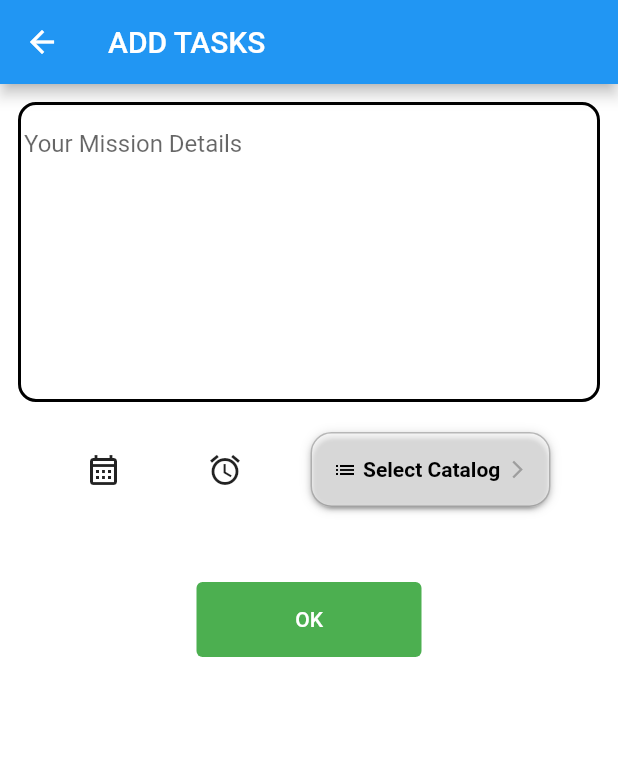
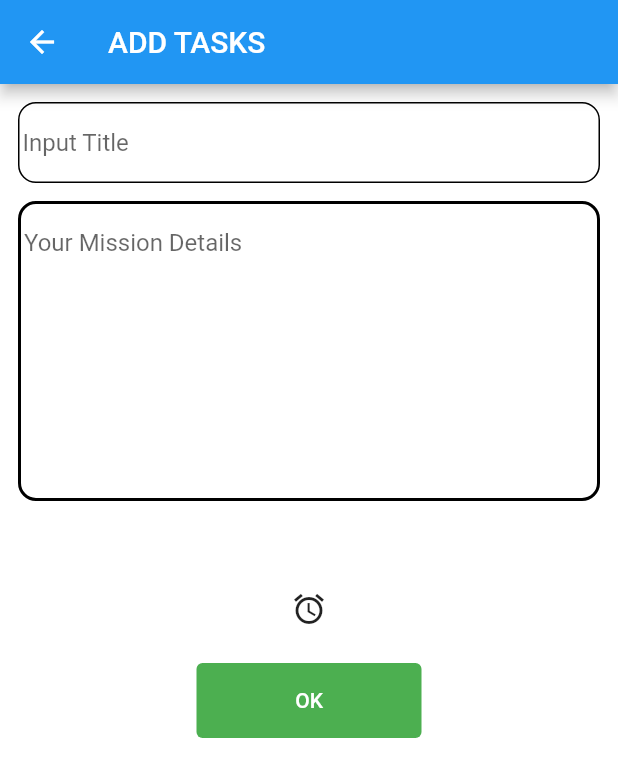
Before and after one commit to NguyenTKhoi/Flutter, a Flutter app: the screen it shows after launch, after a tap on the "add" icon, on a phone screen of 412 x 824 dp. Shown: the top 777 px of the screen. Run offline on Flutter 3.47's test engine with Material 2 defaults, Android fonts, the phone set to English and light mode, and no system bars; drawn by our look-alikes of dropdown_button2; our stand-ins replace sqflite; accounts and stored records are empty.

Commit message:
I have made big changes, redo the project to simplify.

```diff
--- a/lib/addTasks.dart
+++ b/lib/addTasks.dart
@@ -1,12 +1,12 @@
-import 'package:dropdown_button2/src/dropdown_button2.dart';
+// import 'dart:ffi';
+//
+// import 'package:dropdown_button2/src/dropdown_button2.dart';
 import 'package:flutter/material.dart';
 import 'package:intl/intl.dart';
 
 import 'database/sqlite_database.dart';
 
 class addtasks extends StatefulWidget {
-  addtasks({required this.items});
-  final List<String> items;
   @override
   _addtaskseState createState() => _addtaskseState();
 }
@@ -15,7 +15,9 @@ class _addtaskseState extends State<addtasks> {
   DateTime selectedDate = DateTime.now();
   TimeOfDay selectedTime = TimeOfDay.now();
   TextEditingController buttonController = TextEditingController();
-
+  String Timeline='';
+  TextEditingController Title = TextEditingController();
+  TextEditingController Detail = TextEditingController();
   Future<void> _selectDate(BuildContext context) async {
     final DateTime? picked = await showDatePicker(
         context: context,
@@ -35,8 +37,17 @@ class _addtaskseState extends State<addtasks> {
     if (picked != null && picked != selectedTime) {
       setState(() {
         selectedTime = picked;
+        Timeline = _formatTime(selectedTime);
       });
     }
+  }
+
+  String _formatTime(TimeOfDay timeOfDay) {
+    final hour = timeOfDay.hourOfPeriod;
+    final minute = timeOfDay.minute.toString().padLeft(2, '0');
+    final period = timeOfDay.period == DayPeriod.am ? 'AM' : 'PM';
+
+    return '$hour:$minute $period';
   }
 
   // late String selectedItem = '';
@@ -49,7 +60,7 @@ class _addtaskseState extends State<addtasks> {
     super.initState();
     this._sqliteService= SqliteService();
 
-    items = widget.items;
+    // items = widget.items;
     buttonController.text = DateFormat('yyyy-MM-dd').format(selectedDate);
   }
 
@@ -67,6 +78,21 @@ class _addtaskseState extends State<addtasks> {
             Container(
               padding: EdgeInsets.all(2),
               decoration: BoxDecoration(
+                border: Border.all(color: Colors.black, width: 1),
+                borderRadius: BorderRadius.circular(12),
+              ),
+              child: TextField(keyboardType: TextInputType.multiline,
+                maxLines: null,
+            controller: Title,
+            decoration: InputDecoration(
+              hintText: 'Input Title',
+              enabledBorder: InputBorder.none,
+              focusedBorder: InputBorder.none,
+            ),),),
+            SizedBox(height: 12,),
+            Container(
+              padding: EdgeInsets.all(2),
+              decoration: BoxDecoration(
                 border: Border.all(color: Colors.black, width: 2),
                 borderRadius: BorderRadius.circular(12),
               ),
@@ -75,6 +101,7 @@ class _addtaskseState extends State<addtasks> {
               child: TextField(
                 keyboardType: TextInputType.multiline,
                 maxLines: null,
+                controller: Detail,
                 decoration: InputDecoration(
                   hintText: 'Your Mission Details',
                   enabledBorder: InputBorder.none,
@@ -82,119 +109,33 @@ class _addtaskseState extends State<addtasks> {
                 ),
               ),
             ),
+            SizedBox(height: 12,),
+            Text(Timeline),
             SizedBox(height: 20),
-
             Row(
               mainAxisAlignment: MainAxisAlignment.spaceEvenly,
               children: [
                 IconButton(
                     onPressed: () {
-                      _selectDate(context);
-                    },
-                    icon: Icon(Icons.calendar_month_outlined)),
-                IconButton(
-                    onPressed: () {
                       _selectTime(context);
                     },
                     icon: Icon(Icons.access_alarm)),
-                DropdownButtonHideUnderline(
-                  child: DropdownButton2(
-                    isExpanded: true,
-                    hint: Row(
-                      children: [
-                        Icon(
-                          Icons.list,
-                          size: 16,
-                          color: Colors.black,
-                        ),
-                        SizedBox(
-                          width: 4,
-                        ),
-                        Expanded(
-                          child: Text(
-                            'Select Catalog',
-                            style: TextStyle(
-                              fontSize: 14,
-                              fontWeight: FontWeight.bold,
-                              color: Colors.black,
-                            ),
-                            overflow: TextOverflow.ellipsis,
-                          ),
-                        ),
-                      ],
-                    ),
-                    items: items
-                        .map((item) => DropdownMenuItem<String>(
-                              value: item,
-                              child: Text(
-                                item,
-                                style: const TextStyle(
-                                  fontSize: 14,
-                                  fontWeight: FontWeight.bold,
-                                  color: Colors.black,
-                                ),
-                                overflow: TextOverflow.ellipsis,
-                              ),
-                            ))
-                        .toList(),
-                    value: selectedValue,
-                    onChanged: (value) {
-                      setState(() {
-                        selectedValue = value as String;
-                      });
-                    },
-                    buttonStyleData: ButtonStyleData(
-                      height: 50,
-                      width: 160,
-                      padding: const EdgeInsets.only(left: 14, right: 14),
-                      decoration: BoxDecoration(
-                        borderRadius: BorderRadius.circular(14),
-                        border: Border.all(
-                          color: Colors.black26,
-                        ),
-                        color: Colors.white60,
-                      ),
-                      elevation: 2,
-                    ),
-                    iconStyleData: const IconStyleData(
-                      icon: Icon(
-                        Icons.arrow_forward_ios_outlined,
-                      ),
-                      iconSize: 14,
-                      iconEnabledColor: Colors.black,
-                      iconDisabledColor: Colors.grey,
-                    ),
-                    dropdownStyleData: DropdownStyleData(
-                      maxHeight: 200,
-                      width: 200,
-                      padding: null,
-                      decoration: BoxDecoration(
-                        borderRadius: BorderRadius.circular(14),
-                      ),
-                      elevation: 8,
-                      offset: const Offset(-20, 0),
-                      scrollbarTheme: ScrollbarThemeData(
-                        radius: const Radius.circular(40),
-                        thickness: MaterialStateProperty.all<double>(6),
-                        thumbVisibility: MaterialStateProperty.all<bool>(true),
-                      ),
-                    ),
-                    menuItemStyleData: const MenuItemStyleData(
-                      height: 40,
-                      padding: EdgeInsets.only(left: 14, right: 14),
-                    ),
-                  ),
-                ),
+
               ],
             ),
             SizedBox(
-              height: 50,
+              height: 12,
             ),
             Container(
               height: 50,
               width: 150,
               child: TextButton(
-                onPressed: () {},
+                onPressed: () {
+                  String _title = Title.text;
+                  String _detail = Detail.text;
+                  infor information = new infor(_title,_detail,selectedTime);
+                  Navigator.of(context).pop(information);
+                },
                 child: Text(
                   'OK',
                   style: TextStyle(color: Colors.white),
@@ -212,3 +153,9 @@ class _addtaskseState extends State<addtasks> {
     );
   }
 }
+class infor{
+  final String Title;
+  final String Detail;
+  final TimeOfDay Time;
+  infor(this.Title, this.Detail, this.Time);
+}
--- a/lib/database/sqlite_database.dart
+++ b/lib/database/sqlite_database.dart
@@ -1,5 +1,7 @@
 import 'package:sqflite/sqflite.dart';
 import 'package:path/path.dart';
+
+
 
 class SqliteService {
   Future<Database> initializeDB() async {
@@ -9,28 +11,18 @@ class SqliteService {
       join(path, 'database.db'),
       onCreate: (database, version) async {
         await database.execute('''
-       CREATE TABLE CATALOG (
-          idCatalog INTEGER PRIMARY KEY,
-          Name_Catalog TEXT
+       CREATE TABLE IF NOT EXISTS Task (
+          idTask INTEGER PRIMARY KEY AUTOINCREMENT,
+          Name_Task TEXT
         )
       ''');
 
         await database.execute('''
-        CREATE TABLE TASK (
-          idTask INTEGER PRIMARY KEY AUTOINCREMENT,
-          idCatalog INTEGER,
-          FOREIGN KEY (idCatalog) REFERENCES CATALOG(idCatalog)
-        )
-      ''');
-
-        await database.execute('''
-        CREATE TABLE DetailTask (
+        CREATE TABLE Information (
           idTask INTEGER,
-          FOREIGN KEY (idTask) REFERENCES TASK(idTask),
-          Detail TEXT,
-          Day TEXT,
-          Start_Time TEXT,
-          End_Time TEXT
+          detail TEXT,
+          time_start TEXT,
+          FOREIGN KEY (idTask) REFERENCES Task(idTask)
         )
       ''');
       },
@@ -38,102 +30,54 @@ class SqliteService {
     );
   }
 
-  Future<int> createCatalog(CATALOG catalog) async {
-    int result = 0;
-    final Database db = await initializeDB();
-    final id = await db.insert('CATALOG', catalog.toMap(),
-        conflictAlgorithm: ConflictAlgorithm.replace);
-    print(id);
-    return id;
+  Future<void> createTask(Task task) async {
+    final database = await initializeDB();
+    await database.insert('Task', task.toMap());
+    print(task);
   }
 
-  Future<List<Map<String, dynamic>>> getCatalogData() async {
-    final Database db = await initializeDB();
+  Future<List<String>> getAllTaskNames() async {
+    final database = await initializeDB();
+    final List<Map<String, dynamic>> taskData =
+    await database.query('Task', columns: ['Name_Task']);
 
-    // Execute a query to fetch all data from the CATALOG table
-    final List<Map<String, dynamic>> catalogData = await db.query('CATALOG');
-    print(catalogData);
-    return catalogData;
+    final List<String> taskNames =
+    taskData.map((row) => row['Name_Task'] as String).toList();
+    print(taskNames);
+    return taskNames;
   }
 
-  Future<int> deleteAllCatalogData() async {
-    final Database db = await initializeDB();
 
-    // Delete all rows from the CATALOG table
-    final int rowsAffected = await db.delete('CATALOG');
-
-    return rowsAffected;
-  }
-
-  Future<List<String>> getCatalogNames() async {
-    final Database db = await initializeDB();
-
-    // Execute a query to fetch the Name_Catalog column from the CATALOG table
-    final List<Map<String, dynamic>> catalogData =
-        await db.query('CATALOG', columns: ['Name_Catalog']);
-
-    // Extract the Name_Catalog values from the query results
-    final List<String> catalogNames =
-        catalogData.map((row) => row['Name_Catalog'] as String).toList();
-    print(catalogNames);
-    return catalogNames;
-  }
-
-  Future<void> deleteItemByCatalogName(String catalogName) async {
-    final Database db = await initializeDB();
-
-    await db.delete(
-      'CATALOG',
-      where: 'Name_Catalog = ?',
-      whereArgs: [catalogName],
-    );
+  Future<void> deleteTask(String _name) async {
+    final database = await initializeDB();
+    await database.delete('Task', where: 'Name_Task = ?', whereArgs: [_name]);
   }
 }
 
-class CATALOG {
-  // final int idCatalog;
-  final String Name_Catalog;
-  CATALOG(this.Name_Catalog);
-  CATALOG.fromMap(Map<String, dynamic> item)
-      : Name_Catalog = item["Name_Catalog"];
-  Map<String, Object> toMap() {
-    return {"Name_Catalog": Name_Catalog};
+class Task {
+ final String nameTask;
+  Task(this.nameTask);
+
+  Task.fromMap(Map<String, dynamic> item)
+      :  nameTask = item["Name_Task"];
+
+  Map<String, dynamic> toMap() {
+    return {"Name_Task": nameTask};
   }
 }
 
-class TASK {
-  final int idTask;
-  final String idCatalog;
-  TASK(this.idTask, this.idCatalog);
-  TASK.fromMap(Map<String, dynamic> item)
-      : idTask = item["idTask"],
-        idCatalog = item["idCatalog"];
-  Map<String, Object> toMap() {
-    return {"idTask": idTask, "idCatalog": idCatalog};
+class Information {
+
+  final String detail;
+  final String timeStart;
+
+  Information( this.detail, this.timeStart);
+
+  Information.fromMap(Map<String, dynamic> item)
+      : detail = item["detail"],
+        timeStart = item["time_start"];
+
+  Map<String, dynamic> toMap() {
+    return {"detail": detail, "time_start": timeStart};
   }
 }
-
-class DETAIL_TASK {
-  final int idTask;
-  final String Detail_Task;
-  final String Day;
-  final String Start_Time;
-  final String End_Time;
-  DETAIL_TASK(
-      this.idTask, this.Detail_Task, this.Day, this.Start_Time, this.End_Time);
-  DETAIL_TASK.fromMap(Map<String, dynamic> item)
-      : idTask = item["idTask"],
-        Detail_Task = item["Detail_Task"],
-        Day = item["Day"],
-        Start_Time = item["Start_Time"],
-        End_Time = item["End_Time"];
-  Map<String, Object> toMap() {
-    return {
-      "idTask": idTask,
-      "Detail_Task": Detail_Task,
-      "Day": Day,
-      "Start_Time": Start_Time,
-      "End_Time": End_Time,
-    };
-  }
-}
--- a/lib/main.dart
+++ b/lib/main.dart
@@ -4,10 +4,9 @@ import 'package:todolist/addTasks.dart';
 import './Icons/flutter_icons.dart';
 import 'database/sqlite_database.dart';
 
-Future<void> main() async {
-  final _sqliteService = SqliteService();
+void main() {
+  runApp(const MyApp());
 
-  runApp(const MyApp());
 }
 
 class MyApp extends StatelessWidget {
@@ -37,14 +36,31 @@ class MyHomePage extends StatefulWidget {
 
 class _MyHomePageState extends State<MyHomePage> {
   SqliteService db = SqliteService();
-
   void deleteItem(int index) {
     setState(() {
       catalog.removeAt(index);
     });
   }
 
-  void showConfirmationDialog(BuildContext context, String title, String message, VoidCallback onConfirm,String name) {
+  @override
+  void initState() {
+    // TODO: implement initState
+    super.initState();
+    final _sqliteService = SqliteService();
+    _sqliteService.initializeDB();
+    initializeCatalog();
+  }
+
+  Future<void> initializeCatalog() async {
+    List<String> catalogData = (await db.getAllTaskNames()).cast<String>();
+    setState(() {
+      catalog = catalogData;
+    });
+
+  }
+
+  void showConfirmationDialog(BuildContext context, String title,
+      String message, VoidCallback onConfirm, String name) {
     showDialog(
       context: context,
       builder: (BuildContext context) {
@@ -58,7 +74,7 @@ class _MyHomePageState extends State<MyHomePage> {
             ),
             TextButton(
               onPressed: () {
-                db.deleteItemByCatalogName(name);
+                db.deleteTask(name);
                 onConfirm();
                 Navigator.of(context).pop();
               },
@@ -69,6 +85,7 @@ class _MyHomePageState extends State<MyHomePage> {
       },
     );
   }
+
   List<String> catalog = [];
 
   List<Widget> buildGridItems(BuildContext context) {
@@ -79,7 +96,7 @@ class _MyHomePageState extends State<MyHomePage> {
         Icons.ac_unit, // Replace with the desired icon
         catalog[i],
         'Detail for ${catalog[i]}', // Replace with the desired detail
-            () => deleteItem(i),
+        () => deleteItem(i),
       );
       gridItems.add(item);
     }
@@ -87,7 +104,13 @@ class _MyHomePageState extends State<MyHomePage> {
     return gridItems;
   }
 
-  Container buildItemCard(BuildContext context, IconData icon, String name, String detail , VoidCallback onDelete,) {
+  Container buildItemCard(
+    BuildContext context,
+    IconData icon,
+    String name,
+    String detail,
+    VoidCallback onDelete,
+  ) {
     return Container(
       width: 200,
       height: 200,
@@ -102,15 +125,15 @@ class _MyHomePageState extends State<MyHomePage> {
           );
         },
         onLongPress: () {
-          showConfirmationDialog(context, 'Delete Catalog', 'Do you want to delete this ${name}?', onDelete, name);
+          showConfirmationDialog(context, 'Delete Catalog',
+              'Do you want to delete this ${name}?', onDelete, name);
         },
         child: Card(
-          elevation: 20,
-          margin: EdgeInsets.all(10),
-          color: Colors.lightGreenAccent,
-          child: Center(
-            child:
-              Column(
+            elevation: 20,
+            margin: EdgeInsets.all(10),
+            color: Colors.lightGreenAccent,
+            child: Center(
+              child: Column(
                 mainAxisAlignment: MainAxisAlignment.start,
                 crossAxisAlignment: CrossAxisAlignment.center,
                 children: [
@@ -132,8 +155,7 @@ class _MyHomePageState extends State<MyHomePage> {
                   Text(detail),
                 ],
               ),
-          )
-        ),
+            )),
       ),
     );
   }
@@ -141,23 +163,21 @@ class _MyHomePageState extends State<MyHomePage> {
   @override
   Widget build(BuildContext context) {
     List<Widget> gridItems = buildGridItems(context);
-
+    infor inforTask = infor('', '', TimeOfDay.now());
     return Scaffold(
       appBar: AppBar(
         leading: IconButton(
           onPressed: () async {
-
-            catalog = await db.getCatalogNames() as List<String>;
             String Name =
                 await _showTextEntryDialog(context, catalog) as String;
             if (Name != '') {
               SqliteService db = SqliteService();
-              CATALOG ctlg = CATALOG(Name);
-              db.createCatalog(ctlg);
-              catalog = await db.getCatalogNames() as List<String>;
-              setState(() {
-              });
+              Task _task = Task(Name);
+              db.createTask(_task);
+              catalog = await db.getAllTaskNames() as List<String>;
+              setState(() {});
             }
+
           },
           icon: Icon(Icons.list),
         ),
@@ -169,11 +189,19 @@ class _MyHomePageState extends State<MyHomePage> {
       ),
       floatingActionButton: FloatingActionButton(
         onPressed: () async {
-          // String Name = await _showTextEntryDialog(context) as String;
-          // if (Name != '') {
-          //   _Reprint(Name);
-          // }
-          Navigator.of(context).push(_createRoute(catalog));
+          Navigator.push(context, _createRoute()).then((result) async {
+            if (result != null && result is infor) {
+              print(result.Title);
+              inforTask = result;
+                if (inforTask.Title != '') {
+                  SqliteService db = SqliteService();
+                  Task _task = Task(inforTask.Title);
+                  db.createTask(_task);
+                  catalog = await db.getAllTaskNames() as List<String>;
+                }
+              setState(() {});
+            }
+          });
         },
         child: Icon(Icons.add),
       ),
@@ -207,64 +235,12 @@ class _MyHomePageState extends State<MyHomePage> {
   }
 }
 
-Container _buildItemCard(IconData icon, String name, String detail) {
-  return Container(
-      width: 200,
-      height: 200,
-      padding: EdgeInsets.fromLTRB(10, 5, 10, 20),
-      child: Card(
-        elevation: 20,
-        margin: EdgeInsets.all(10),
-        color: Colors.lightGreenAccent,
-        child: Column(
-          mainAxisAlignment: MainAxisAlignment.start,
-          mainAxisSize: MainAxisSize.min,
-          children: [
-            SizedBox(
-              height: 20,
-            ),
-            Icon(
-              icon,
-              size: 50,
-            ),
-            SizedBox(
-              height: 20,
-            ),
-            Padding(
-              padding: EdgeInsets.fromLTRB(0, 0, 0, 10),
-              child: Text(
-                '$name',
-                style: TextStyle(
-                  fontSize: 20,
-                ),
-              ),
-            ),
-            Text('$detail'),
-          ],
-        ),
-      ));
-}
-
-
-
-// Widget _buildGridview() => GridView.builder(
-//       itemCount: newItemCard.length,
-//       gridDelegate: SliverGridDelegateWithFixedCrossAxisCount(
-//         crossAxisCount: 2, // number of columns
-//         crossAxisSpacing: 10, // spacing between columns
-//         mainAxisSpacing: 10, // spacing between rows
-//       ),
-//       itemBuilder: (BuildContext context, int index) {
-//         return newItemCard[index];
-//       },
-//     );
-
-Route _createRoute(List<String> catalog) {
+Route _createRoute() {
   return PageRouteBuilder(
     pageBuilder: (BuildContext context,
         Animation<double> animation, //
         Animation<double> secondaryAnimation) {
-      return addtasks(items: catalog);
+      return addtasks();
     },
     transitionsBuilder: (BuildContext context,
         Animation<double> animation, //
```
Also changed, not shown: lib/DetailScreen.dart (+45 -5 lines).
